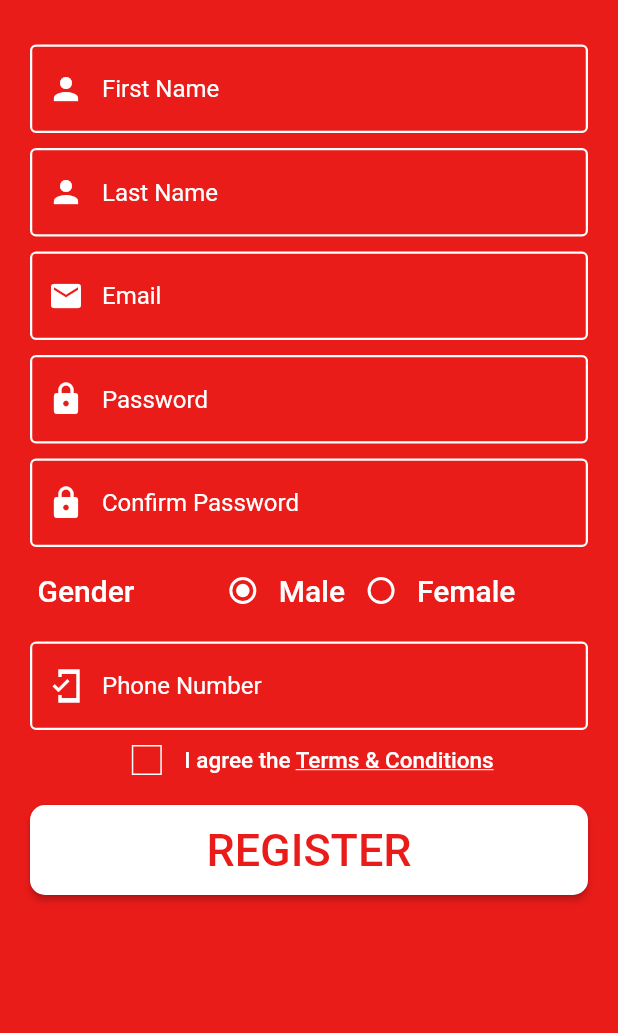
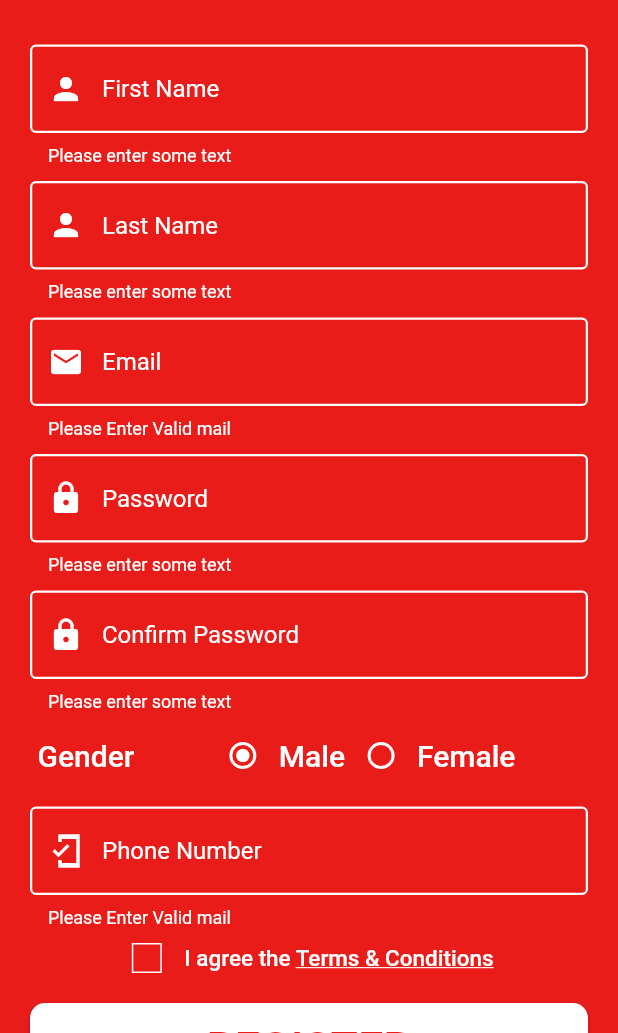
Before and after one commit to omkarneo/neostore, a Flutter app: the RegisterPage screen opened by its route, after a tap on "REGISTER", on a phone screen of 412 x 824 dp, the part 203-1236 px from its top. Run offline on Flutter 3.47's test engine with Material 2 defaults, Android fonts, the phone set to English and light mode, and no system bars; our stand-ins replace dio, flutter_riverpod.

Commit message:
Add riverpod

```diff
--- a/lib/view/registerpage/registerpage.dart
+++ b/lib/view/registerpage/registerpage.dart
@@ -119,7 +119,7 @@ class _RegisterPageState extends State<RegisterPage> {
                   },
                 ),
                 Consumer(builder: (context, ref, child) {
-                  gender = ref.watch(genderprovider).gender;
+                  gender = ref.watch(registerprovider).gender;
                   return Padding(
                     padding: const EdgeInsets.only(top: 5, left: 25, right: 20),
                     child: Row(
@@ -140,7 +140,7 @@ class _RegisterPageState extends State<RegisterPage> {
                             groupValue: gender,
                             onChanged: (value) {
                               //  Set/selected value
-                              ref.read(genderprovider).action(value);
+                              ref.read(registerprovider).genderaction(value);
                             }),
                         const Text(
                           "Male",
@@ -157,7 +157,7 @@ class _RegisterPageState extends State<RegisterPage> {
                             fillColor: MaterialStateColor.resolveWith(
                                 (states) => Colors.white),
                             onChanged: (value) {
-                              ref.read(genderprovider).action(value);
+                              ref.read(registerprovider).genderaction(value);
                             }),
                         const Text(
                           "Female",
@@ -176,9 +176,8 @@ class _RegisterPageState extends State<RegisterPage> {
                   controller: confirmspassword,
                   icon: Icons.mobile_friendly_sharp,
                   validation: (value) {
-                    var emailValid = RegExp(
-                        r"^[a-zA-Z0-9.a-zA-Z0-9.!#$%&'*+-/=?^_`{|}~]+@[a-zA-Z0-9]+\.[a-zA-Z]+");
-                    if (emailValid.hasMatch(value!)) {
+                    var noValid = RegExp(r"^(?:[+0]9)?[0-9]{10}$");
+                    if (noValid.hasMatch(value!)) {
                       return null;
                     }
                     return "Please Enter Valid mail";
@@ -211,17 +210,21 @@ class _RegisterPageState extends State<RegisterPage> {
                         onPressed: () async {
                           print(gender);
                           print(check);
-                          // if (_formKey.currentState!.validate()) {
-                          // var response = await ref
-                          //     .read(loginprovider)
-                          //     .getlogin({
-                          //   "email": email.text,
-                          //   "password": password.text
-                          // });
-                          // if (context.mounted) {
-                          //   loginOrNot(response, context);
-                          // }
-                          // }
+                          if (_formKey.currentState!.validate()) {
+                            var response =
+                                await ref.read(registerprovider).register({
+                              "first_name": firstname.text,
+                              "last_name": lastname.text,
+                              "email": email.text,
+                              "password": password.text,
+                              "confirm_password": confirmspassword.text,
+                              "gender": gender,
+                              "phone_no": phoneno.text
+                            });
+                            if (context.mounted) {
+                              registerOrNot(response, context);
+                            }
+                          }
                         },
                       ),
                     ),
@@ -235,3 +238,10 @@ class _RegisterPageState extends State<RegisterPage> {
     );
   }
 }
+
+void registerOrNot(response, context) {
+  if (response == 200) {
+    final snackBar = SnackBar(content: Text("${response["user_msg"]}"));
+    ScaffoldMessenger.of(context).showSnackBar(snackBar);
+  }
+}
--- a/lib/view/registerpage/widget/checkbox.dart
+++ b/lib/view/registerpage/widget/checkbox.dart
@@ -16,7 +16,7 @@ class Checkbox1State extends ConsumerState<Checkbox1> {
   var select;
   @override
   Widget build(BuildContext context) {
-    select = ref.watch(termsprovider).check;
+    select = ref.watch(registerprovider).check;
     return InkWell(
       child: Row(
         mainAxisAlignment: MainAxisAlignment.center,
@@ -57,8 +57,8 @@ class Checkbox1State extends ConsumerState<Checkbox1> {
         ],
       ),
       onTap: () {
-        ref.read(termsprovider).action();
-        widget.extract(ref.watch(termsprovider).check);
+        ref.read(registerprovider).checkaction();
+        widget.extract(ref.watch(registerprovider).check);
       },
     );
   }
--- a/lib/viewmodel/register/registerprovider.dart
+++ b/lib/viewmodel/register/registerprovider.dart
@@ -4,25 +4,19 @@ import 'package:flutter_riverpod/flutter_riverpod.dart';
 import '../../model/register/register_api.dart';
 
 final registerprovider = ChangeNotifierProvider(
-  (ref) => null,
+  (ref) => Register(),
 );
 
-final termsprovider = ChangeNotifierProvider((ref) => Terms());
-
-final genderprovider = ChangeNotifierProvider((ref) => Gender());
-
-class Gender extends ChangeNotifier {
+class Register extends ChangeNotifier {
+  final RegisterApiservices apiservices = RegisterApiservices();
   String gender = "M";
-  void action(val) {
+  bool check = false;
+  void genderaction(val) {
     gender = val;
     notifyListeners();
   }
-}
 
-class Terms extends ChangeNotifier {
-  bool check = false;
-
-  void action() {
+  void checkaction() {
     if (check == false) {
       check = true;
     } else {
@@ -30,10 +24,7 @@ class Terms extends ChangeNotifier {
     }
     notifyListeners();
   }
-}
 
-class Register extends ChangeNotifier {
-  final RegisterApiservices apiservices = RegisterApiservices();
   register(data) async {
     var formdata = FormData.fromMap(data);
     var res = await apiservices.register(formdata);
```
